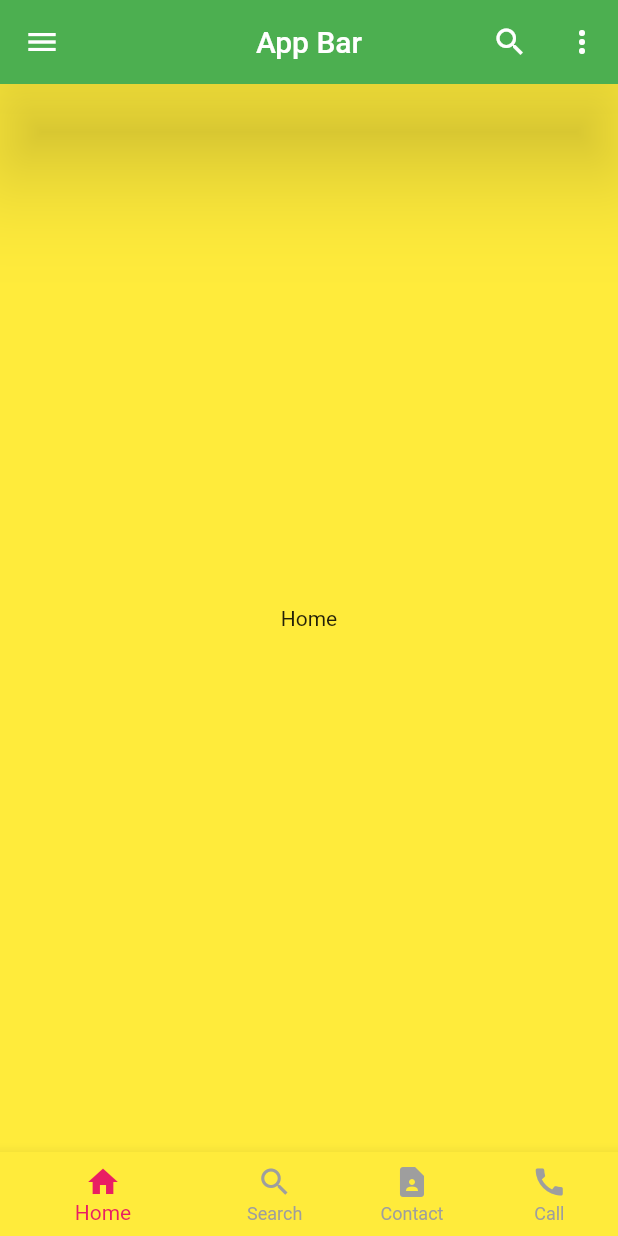
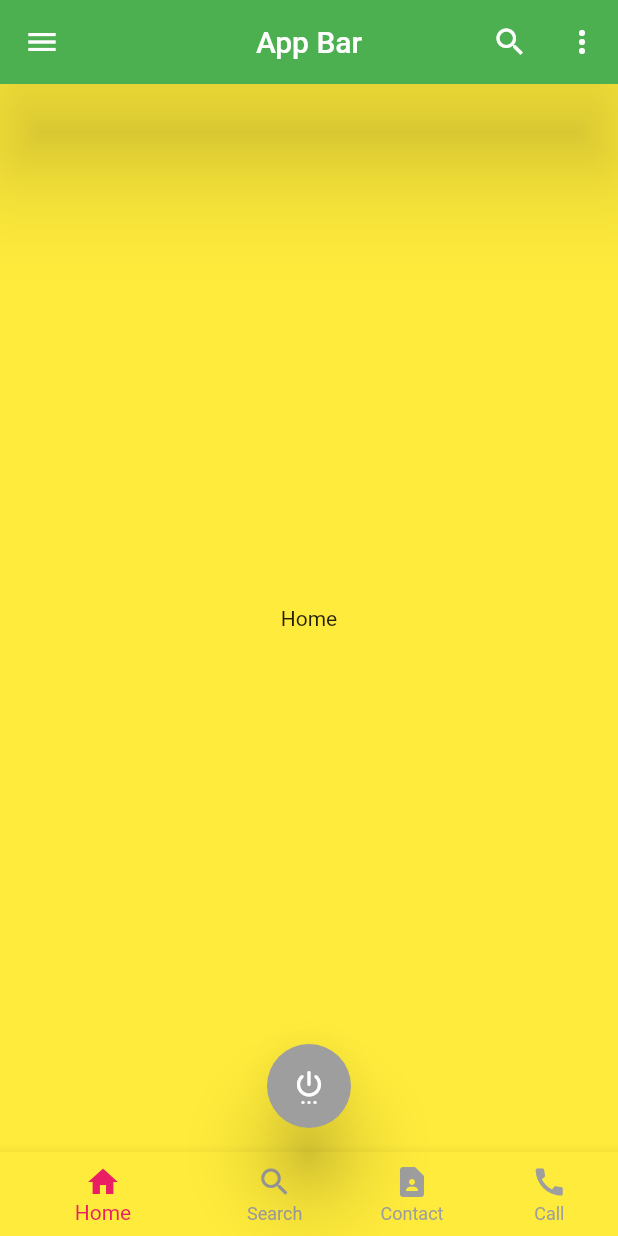
Before and after one commit to Alghubs200/day_3, a Flutter app: the screen it shows after launch, on a phone screen of 412 x 824 dp. Run offline on Flutter 3.47's test engine with Material 2 defaults, Android fonts, the phone set to English and light mode, and no system bars.

Commit message:
bott and FAB

```diff
--- a/lib/app_bar_demo.dart
+++ b/lib/app_bar_demo.dart
@@ -170,6 +170,17 @@ class _AppBarDemoState extends State<AppBarDemo> {
                   label: 'Call',
                   backgroundColor: Colors.purple),
             ]),
+        floatingActionButtonLocation: FloatingActionButtonLocation.centerFloat,
+        floatingActionButton: FloatingActionButton(
+          tooltip: 'switch off',
+          elevation: 22,
+          splashColor: Colors.red,
+          backgroundColor: Colors.grey,
+          child: Icon(Icons.settings_power_rounded),
+          onPressed: () {
+            print('FAB button pressed');
+          },
+        ),
         body: _items[_selectedIndex]);
   }
 }
```
